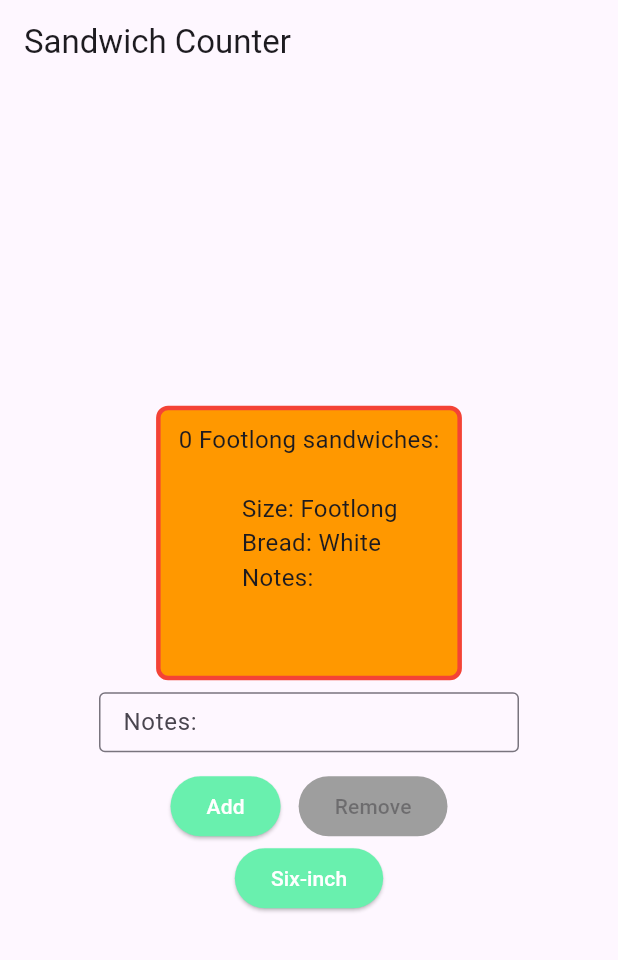
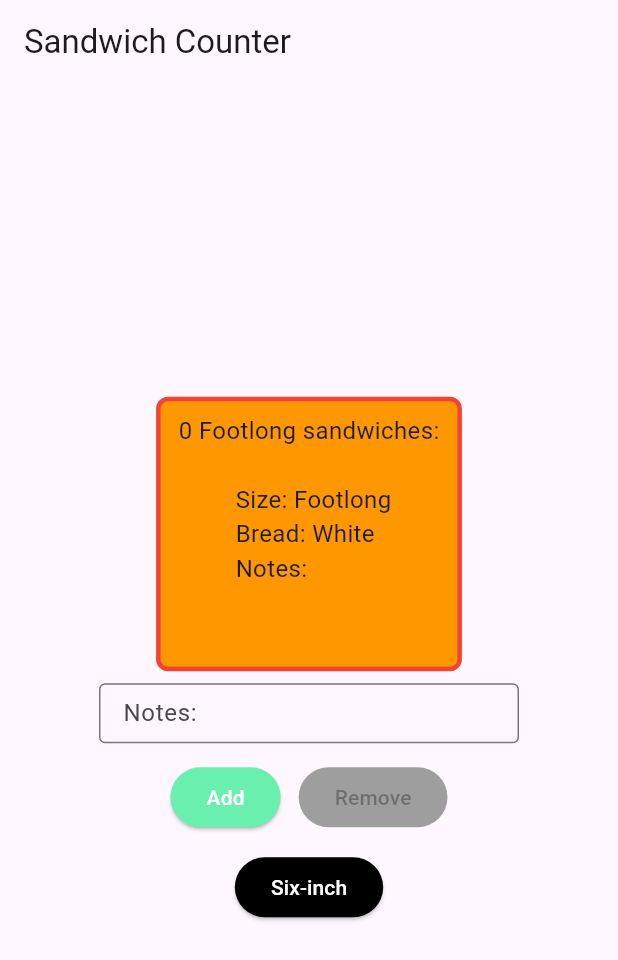
Before and after one commit to WilliamSpender/hello_flutter, a Flutter app: the screen it shows after launch, on a phone screen of 412 x 824 dp. Shown: the top 960 px of the screen. Run offline on Flutter 3.47's test engine with Material 3 defaults, Android fonts, the phone set to English and light mode, and no system bars.

Commit message:
Updated spacing and colouring for sandwich size button

```diff
--- a/lib/main.dart
+++ b/lib/main.dart
@@ -101,13 +101,14 @@ class _OrderScreenState extends State<OrderScreen> {
                 ),
               ],
             ),
+            const SizedBox(height: 12),
             Padding(
               padding: const EdgeInsets.symmetric(horizontal: 24.0),
               child: ConstrainedBox(
                 constraints: const BoxConstraints(maxWidth: 280),
                 child: ElevatedButton(
                   onPressed: _cycleSize,
-                  style: _genericButtonStyle(Colors.greenAccent),
+                  style: _genericButtonStyle(Colors.black),
                   child: Text(_getNextSize().label),
                 ),
               ),
```
Lines whose indentation alone changed are shown as unchanged.
